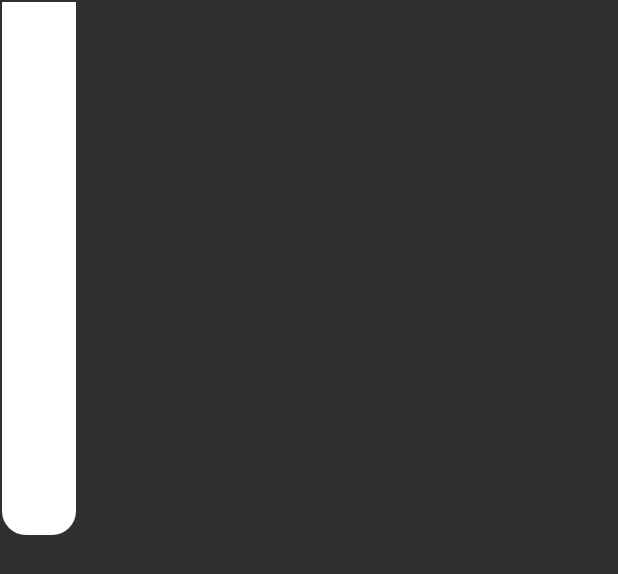
After one commit to UiA-IKT-205/christofferHelgesenDanielsen, an Android app: the layout fragment_fulltone_piano_key.xml on its own in the app's theme, with its tools: preview values and no code run, on a phone screen of 412 x 824 dp. The commit adds this screen. Shown: the top 574 px of the screen. Run offline under Robolectric (Android 15) with nearby library versions, the phone set to English and light mode, and no system bars.

Commit message:
Added white and black piano keys

```diff
--- a/Piano/app/src/main/AndroidManifest.xml
+++ b/Piano/app/src/main/AndroidManifest.xml
@@ -8,7 +8,7 @@
         android:label="@string/app_name"
         android:roundIcon="@mipmap/ic_launcher_round"
         android:supportsRtl="true"
-        android:theme="@style/Theme.SuperPiano">
+        android:theme="@style/Theme.AppCompat.NoActionBar">
         <activity android:name=".MainActivity" android:screenOrientation="landscape">
             <intent-filter>
                 <action android:name="android.intent.action.MAIN" />
--- /dev/null
+++ b/Piano/app/src/main/res/drawable/pianokeyshape.xml
@@ -0,0 +1,4 @@
+<?xml version="1.0" encoding="utf-8"?>
+<shape xmlns:android="http://schemas.android.com/apk/res/android">
+<corners android:bottomRightRadius="16dp" android:bottomLeftRadius="16dp" android:topLeftRadius="0dp" android:topRightRadius="0dp"/>
+</shape>
--- /dev/null
+++ b/Piano/app/src/main/res/layout/fragment_fulltone_piano_key.xml
@@ -0,0 +1,25 @@
+<?xml version="1.0" encoding="utf-8"?>
+<androidx.constraintlayout.widget.ConstraintLayout
+    xmlns:android="http://schemas.android.com/apk/res/android"
+    xmlns:tools="http://schemas.android.com/tools"
+    android:layout_width="wrap_content"
+    android:layout_height="match_parent"
+    xmlns:app="http://schemas.android.com/apk/res-auto"
+    tools:context=".FulltonePianoKeyFragment">
+
+
+    <Button
+        android:id="@+id/whitePianoKeyButton"
+        android:layout_height="355dp"
+        android:layout_width="49dp"
+        android:layout_margin="1dp"
+        android:backgroundTint="@color/white"
+        android:background="@drawable/pianokeyshape"
+        app:layout_constraintTop_toTopOf="parent"
+        app:layout_constraintTop_toBottomOf="parent"
+        app:layout_constraintStart_toStartOf="parent"
+        app:layout_constraintEnd_toEndOf="parent"
+
+        />
+
+</androidx.constraintlayout.widget.ConstraintLayout>
--- a/Piano/app/src/main/res/values/strings.xml
+++ b/Piano/app/src/main/res/values/strings.xml
@@ -1,3 +1,5 @@
 <resources>
     <string name="app_name">SuperPiano</string>
+    <!-- TODO: Remove or change this placeholder text -->
+    <string name="hello_blank_fragment">Hello blank fragment</string>
 </resources>
--- a/Piano/build.gradle
+++ b/Piano/build.gradle
@@ -1,12 +1,12 @@
 // Top-level build file where you can add configuration options common to all sub-projects/modules.
 buildscript {
-    ext.kotlin_version = "1.4.21"
+    ext.kotlin_version = "1.4.30"
     repositories {
         google()
         jcenter()
     }
     dependencies {
-        classpath "com.android.tools.build:gradle:4.1.2"
+        classpath 'com.android.tools.build:gradle:7.0.0-alpha07'
         classpath "org.jetbrains.kotlin:kotlin-gradle-plugin:$kotlin_version"
 
         // NOTE: Do not place your application dependencies here; they belong
```
Also changed, not shown: Piano/app/build.gradle (+11 -2 lines), Piano/app/src/main/java/no/uia/ikt205/superpiano/FulltonePianoKeyFragment.kt (added, +64 -0 lines), Piano/app/src/main/java/no/uia/ikt205/superpiano/HalftonePianoKeyFragment.kt (added, +64 -0 lines), Piano/app/src/main/java/no/uia/ikt205/superpiano/PianoLayout.kt (added, +81 -0 lines), Piano/app/src/main/res/layout/activity_main.xml (+13 -8 lines), Piano/app/src/main/res/layout/fragment_halftone_piano_key.xml (added, +24 -0 lines), Piano/app/src/main/res/layout/fragment_piano_layout.xml (added, +36 -0 lines), Piano/gradle/wrapper/gradle-wrapper.properties.
